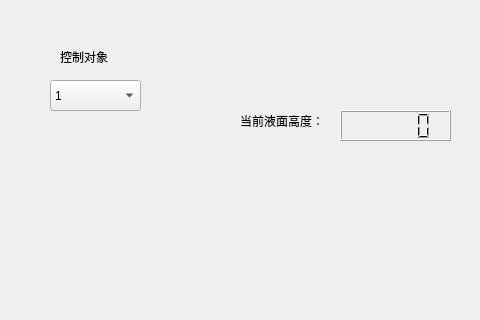
Above: Controller/widget.ui from origmickey/Controller_DoubleTank before the change; both pictures show x 320 to 800 and y 0 to 320 of the 800 by 600 pixel window. Below: the same form after it.
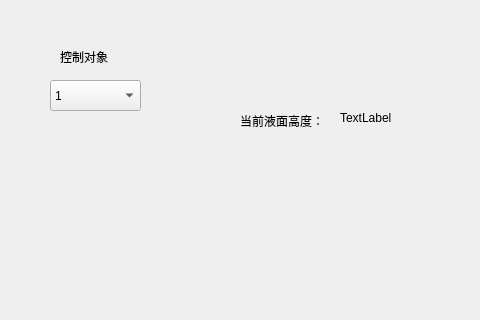
That is the form after the change. Custom widgets are drawn as their Qt base class.

Commit message: ui优化

The edit to the form file:
```diff
--- a/Controller/widget.ui
+++ b/Controller/widget.ui
@@ -97,16 +97,6 @@
     <string>当前液面高度：</string>
    </property>
   </widget>
-  <widget class="QLCDNumber" name="lcdNumber">
-   <property name="geometry">
-    <rect>
-     <x>660</x>
-     <y>110</y>
-     <width>111</width>
-     <height>31</height>
-    </rect>
-   </property>
-  </widget>
   <widget class="QComboBox" name="comboBox">
    <property name="geometry">
     <rect>
@@ -172,6 +162,19 @@
     <string>第二个槽</string>
    </property>
   </widget>
+  <widget class="QLabel" name="height">
+   <property name="geometry">
+    <rect>
+     <x>660</x>
+     <y>110</y>
+     <width>63</width>
+     <height>16</height>
+    </rect>
+   </property>
+   <property name="text">
+    <string>TextLabel</string>
+   </property>
+  </widget>
  </widget>
  <customwidgets>
   <customwidget>
```
The commit also changes 2 other files.
